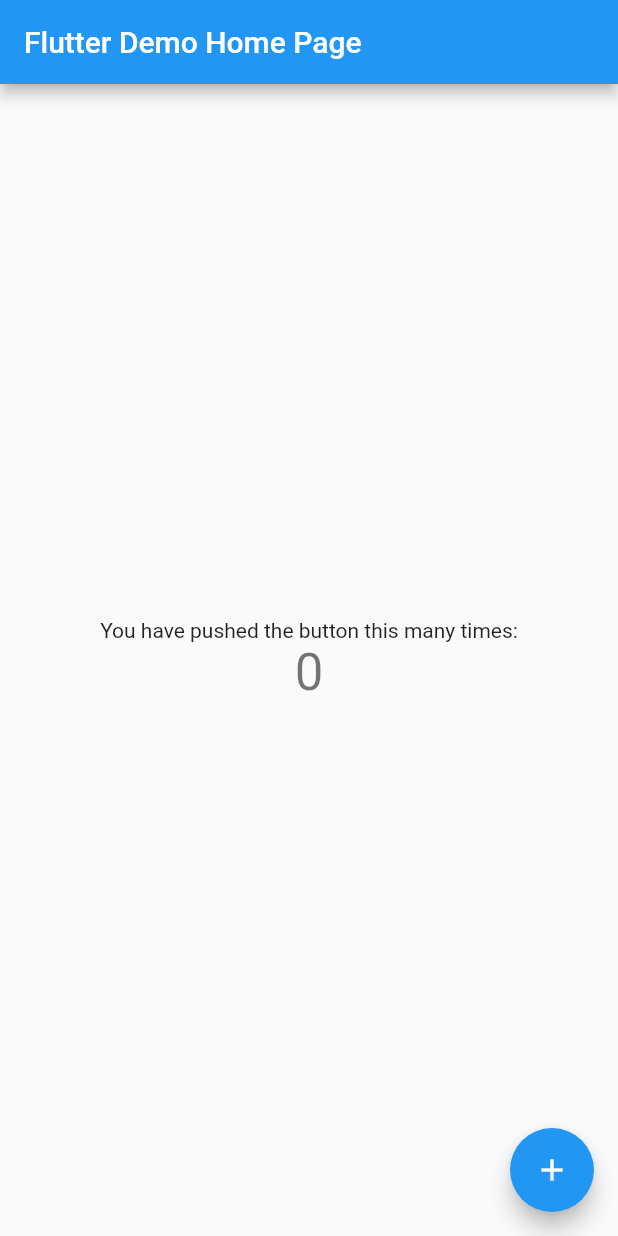
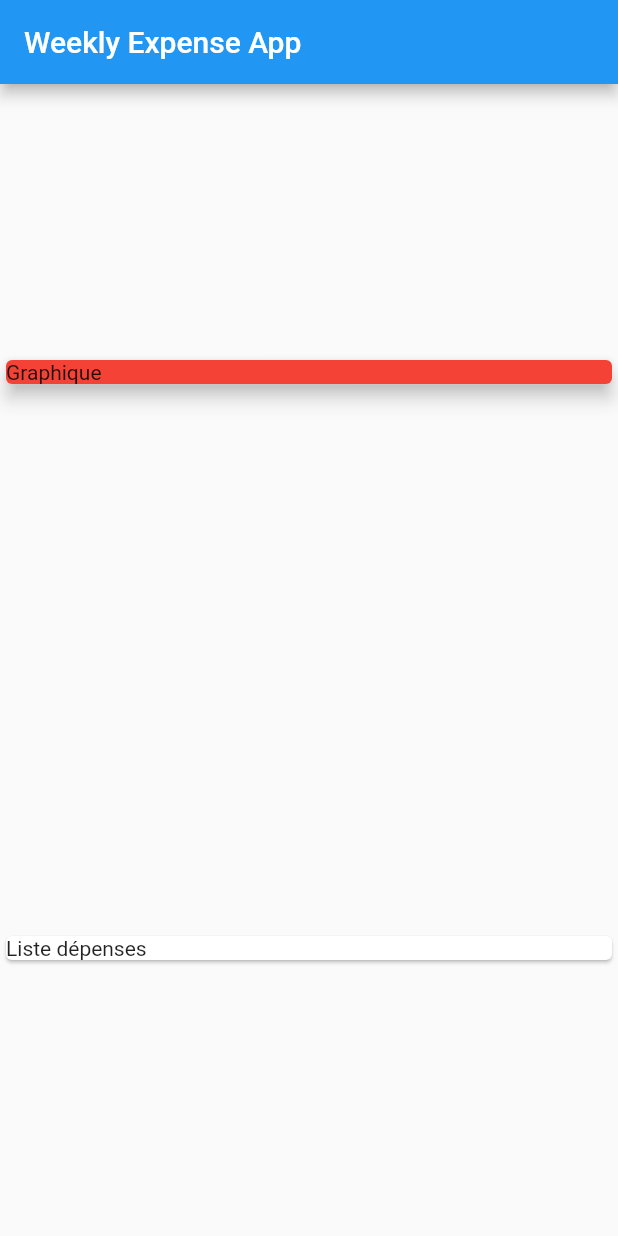
Before and after one commit to NoeBerdoz/WeeklyExpenseApp, a Flutter app: the screen it shows after launch, on a phone screen of 412 x 824 dp. Run offline on Flutter 3.47's test engine with Material 2 defaults, Android fonts, the phone set to English and light mode, and no system bars.

Commit message:
Added 2 Cards Widget

```diff
--- a/lib/main.dart
+++ b/lib/main.dart
@@ -26,92 +26,36 @@ class MyApp extends StatelessWidget {
         // closer together (more dense) than on mobile platforms.
         visualDensity: VisualDensity.adaptivePlatformDensity,
       ),
-      home: MyHomePage(title: 'Flutter Demo Home Page'),
+      home: MyHomePage(),
     );
   }
 }
 
-class MyHomePage extends StatefulWidget {
-  MyHomePage({Key key, this.title}) : super(key: key);
-
-  // This widget is the home page of your application. It is stateful, meaning
-  // that it has a State object (defined below) that contains fields that affect
-  // how it looks.
-
-  // This class is the configuration for the state. It holds the values (in this
-  // case the title) provided by the parent (in this case the App widget) and
-  // used by the build method of the State. Fields in a Widget subclass are
-  // always marked "final".
-
-  final String title;
-
-  @override
-  _MyHomePageState createState() => _MyHomePageState();
-}
-
-class _MyHomePageState extends State<MyHomePage> {
-  int _counter = 0;
-
-  void _incrementCounter() {
-    setState(() {
-      // This call to setState tells the Flutter framework that something has
-      // changed in this State, which causes it to rerun the build method below
-      // so that the display can reflect the updated values. If we changed
-      // _counter without calling setState(), then the build method would not be
-      // called again, and so nothing would appear to happen.
-      _counter++;
-    });
-  }
-
+class MyHomePage extends StatelessWidget {
   @override
   Widget build(BuildContext context) {
-    // This method is rerun every time setState is called, for instance as done
-    // by the _incrementCounter method above.
-    //
-    // The Flutter framework has been optimized to make rerunning build methods
-    // fast, so that you can just rebuild anything that needs updating rather
-    // than having to individually change instances of widgets.
     return Scaffold(
       appBar: AppBar(
-        // Here we take the value from the MyHomePage object that was created by
-        // the App.build method, and use it to set our appbar title.
-        title: Text(widget.title),
+        title: Text('Weekly Expense App'),
       ),
-      body: Center(
-        // Center is a layout widget. It takes a single child and positions it
-        // in the middle of the parent.
-        child: Column(
-          // Column is also a layout widget. It takes a list of children and
-          // arranges them vertically. By default, it sizes itself to fit its
-          // children horizontally, and tries to be as tall as its parent.
-          //
-          // Invoke "debug painting" (press "p" in the console, choose the
-          // "Toggle Debug Paint" action from the Flutter Inspector in Android
-          // Studio, or the "Toggle Debug Paint" command in Visual Studio Code)
-          // to see the wireframe for each widget.
-          //
-          // Column has various properties to control how it sizes itself and
-          // how it positions its children. Here we use mainAxisAlignment to
-          // center the children vertically; the main axis here is the vertical
-          // axis because Columns are vertical (the cross axis would be
-          // horizontal).
-          mainAxisAlignment: MainAxisAlignment.center,
-          children: <Widget>[
-            Text(
-              'You have pushed the button this many times:',
+      body: Column(
+        mainAxisAlignment: MainAxisAlignment.spaceAround,
+        crossAxisAlignment: CrossAxisAlignment.stretch,
+        children: <Widget>[
+          Container(
+            width: double.infinity,
+            child: Card(
+              child: Text('Graphique'),
+              color: Colors.red,
+              elevation: 5,
+
             ),
-            Text(
-              '$_counter',
-              style: Theme.of(context).textTheme.headline4,
-            ),
-          ],
-        ),
-      ),
-      floatingActionButton: FloatingActionButton(
-        onPressed: _incrementCounter,
-        tooltip: 'Increment',
-        child: Icon(Icons.add),
-      ), // This trailing comma makes auto-formatting nicer for build methods.
+          ),
+          Card(
+            child: Text('Liste dépenses'),
+          )
+        ],
+      )
     );
   }
 }
```
Also changed, not shown: 1 other file.
